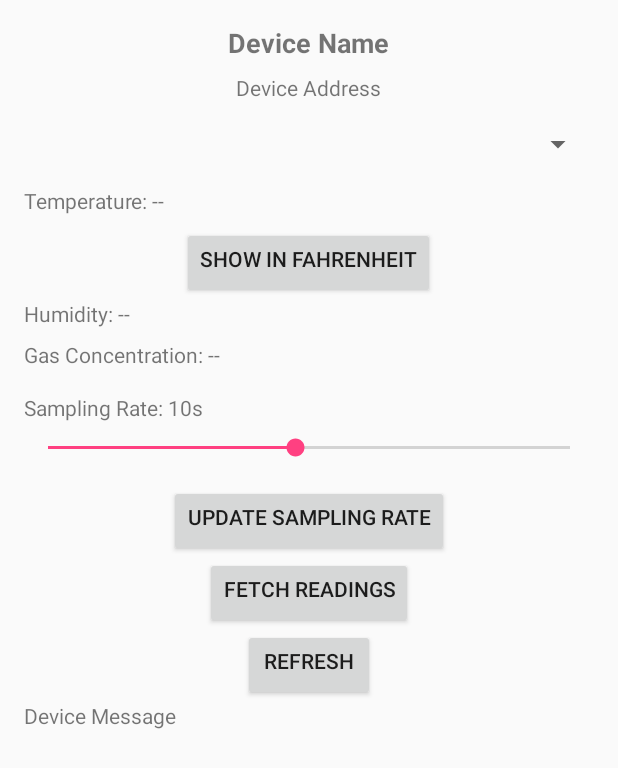
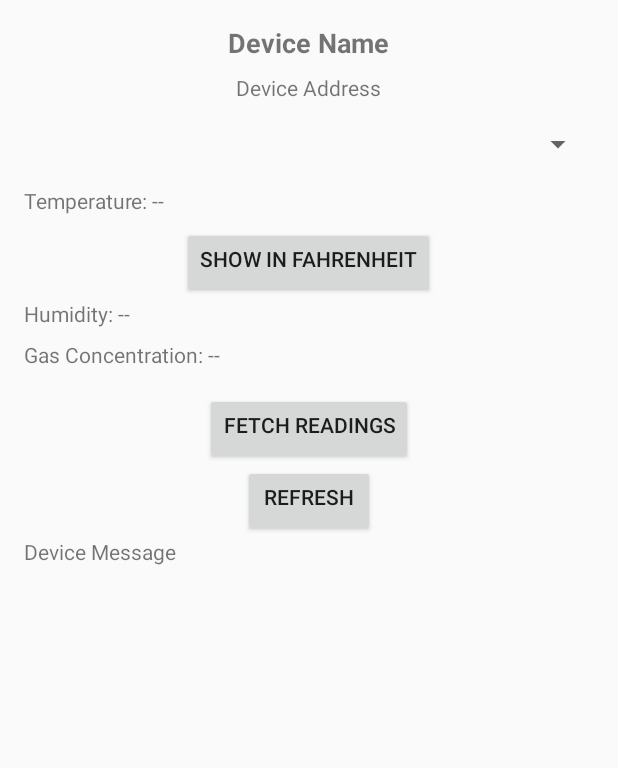
Before and after one commit to y-varde/SmartHomeMonitoringSystem, an Android app: the layout activity_device_detail.xml on its own in the app's theme, with its tools: preview values and no code run, on a phone screen of 412 x 824 dp. Shown: the top 768 px of the screen. Run offline under Robolectric (Android 15) with nearby library versions, the phone set to English and light mode, and no system bars.

```diff
--- a/app/src/main/res/layout/activity_device_detail.xml
+++ b/app/src/main/res/layout/activity_device_detail.xml
@@ -69,16 +69,16 @@
             android:id="@+id/txtSamplingRate"
             android:layout_width="wrap_content"
             android:layout_height="wrap_content"
-            android:text="Sampling Rate: 10s"
-            android:paddingBottom="8dp"/>
+            android:text="Sampling Rate: --"
+            android:paddingBottom="8dp"
+            android:visibility="gone"/>
 
         <SeekBar
             android:id="@+id/seekBarSamplingRate"
             android:layout_width="match_parent"
             android:layout_height="wrap_content"
-            android:max="19"
-            android:progress="9"
-            android:paddingBottom="16dp"/>
+            android:paddingBottom="16dp"
+            android:visibility="gone"/>
 
         <Button
             android:id="@+id/btnUpdateSamplingRate"
@@ -86,101 +86,53 @@
             android:layout_height="wrap_content"
             android:text="Update Sampling Rate"
             android:layout_gravity="center_horizontal"
-            android:paddingBottom="16dp"/>
-
-        <LinearLayout
-            android:layout_width="match_parent"
-            android:layout_height="wrap_content"
-            android:orientation="horizontal"
-            android:paddingBottom="8dp"
-            android:visibility="gone"
-            android:id="@+id/tempThresholdLayout">
-
-            <TextView
-                android:layout_width="wrap_content"
-                android:layout_height="wrap_content"
-                android:text="Min Temp: "/>
+            android:paddingBottom="16dp"
+            android:visibility="gone"/>
 
         <EditText
             android:id="@+id/edtTempMinThreshold"
-                android:layout_width="0dp"
+            android:layout_width="match_parent"
             android:layout_height="wrap_content"
-                android:layout_weight="1"
-                android:hint="Min Temperature"
-                android:inputType="number"/>
-
-            <TextView
-                android:layout_width="wrap_content"
-                android:layout_height="wrap_content"
-                android:text="Max Temp: "
-                android:layout_marginStart="16dp"/>
+            android:hint="Min Temperature Threshold"
+            android:inputType="number"
+            android:paddingBottom="8dp"
+            android:visibility="gone"/>
 
         <EditText
             android:id="@+id/edtTempMaxThreshold"
-                android:layout_width="0dp"
-                android:layout_height="wrap_content"
-                android:layout_weight="1"
-                android:hint="Max Temperature"
-                android:inputType="number"/>
-        </LinearLayout>
-
-        <LinearLayout
             android:layout_width="match_parent"
             android:layout_height="wrap_content"
-            android:orientation="horizontal"
+            android:hint="Max Temperature Threshold"
+            android:inputType="number"
             android:paddingBottom="8dp"
-            android:visibility="gone"
-            android:id="@+id/humidityThresholdLayout">
-
-            <TextView
-                android:layout_width="wrap_content"
-                android:layout_height="wrap_content"
-                android:text="Humidity: "/>
+            android:visibility="gone"/>
 
         <EditText
             android:id="@+id/edtHumidityThreshold"
-                android:layout_width="0dp"
-                android:layout_height="wrap_content"
-                android:layout_weight="1"
-                android:hint="Humidity Threshold"
-                android:inputType="number"/>
-        </LinearLayout>
-
-        <LinearLayout
             android:layout_width="match_parent"
             android:layout_height="wrap_content"
-            android:orientation="horizontal"
-            android:paddingBottom="16dp"
-            android:visibility="gone"
-            android:id="@+id/gasThresholdLayout">
-
-            <TextView
-                android:layout_width="wrap_content"
-                android:layout_height="wrap_content"
-                android:text="Min Gas: "/>
+            android:hint="Humidity Threshold"
+            android:inputType="number"
+            android:paddingBottom="8dp"
+            android:visibility="gone"/>
 
         <EditText
             android:id="@+id/edtGasMinThreshold"
-                android:layout_width="0dp"
+            android:layout_width="match_parent"
             android:layout_height="wrap_content"
-                android:layout_weight="1"
-                android:hint="Min Gas Concentration"
-                android:inputType="number"/>
-
-            <TextView
-                android:layout_width="wrap_content"
-                android:layout_height="wrap_content"
-                android:text="Max Gas: "
-                android:layout_marginStart="16dp"/>
+            android:hint="Min Gas Concentration Threshold"
+            android:inputType="number"
+            android:paddingBottom="8dp"
+            android:visibility="gone"/>
 
         <EditText
             android:id="@+id/edtGasMaxThreshold"
-                android:layout_width="0dp"
+            android:layout_width="match_parent"
             android:layout_height="wrap_content"
-                android:layout_weight="1"
-                android:hint="Max Gas Concentration"
-                android:inputType="number"/>
-        </LinearLayout>
+            android:hint="Max Gas Concentration Threshold"
+            android:inputType="number"
+            android:paddingBottom="16dp"
+            android:visibility="gone"/>
 
         <Button
             android:id="@+id/btnArmSystem"
```
Also changed, not shown: app/src/main/java/com/example/cv/eeepois/DeviceDetailActivity.java (line endings or trailing spaces), 1 other file. Lines whose indentation alone changed are shown as unchanged.
